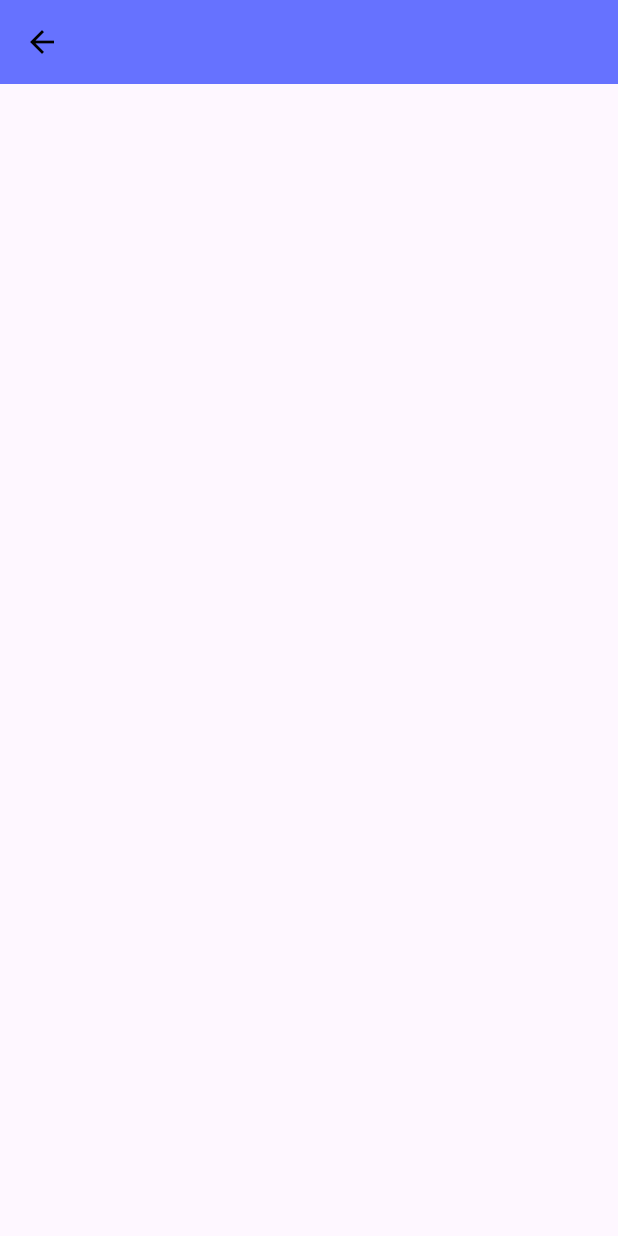
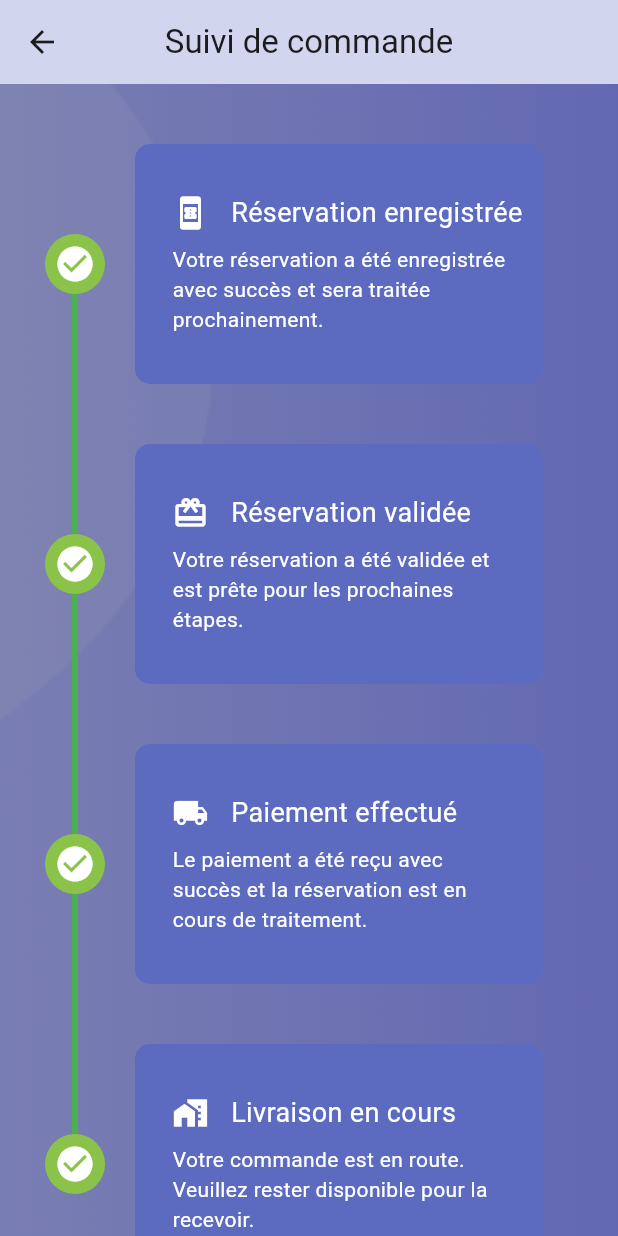
Before and after one commit to TURKEYSTAR/appli_gp, a Flutter app: the TrackingPage screen opened by its route, on a phone screen of 412 x 824 dp. Run offline on Flutter 3.47's test engine with Material 3 defaults, Android fonts, the light colour scheme and no system bars; drawn by our look-alikes of timeline_tile; our stand-ins replace cloud_firestore, country_picker, firebase_auth, firebase_core, firebase_messaging, google_fonts and 5 more; missing offline and left inert: currency_picker, date_format_field, flag, flutter_inappwebview; accounts and stored records are empty; project files that could hold a hidden picture were left out; key blocks and very long unbroken strings in the code were emptied for the run.

Commit message:
la lumière..?

```diff
--- /dev/null
+++ b/lib/models/TimeLineTileUi.dart
@@ -0,0 +1,47 @@
+import 'package:flutter/cupertino.dart';
+import 'package:flutter/material.dart';
+import 'package:timeline_tile/timeline_tile.dart';
+import '../services/EventPath.dart';
+
+class TimeLineTileUI extends StatelessWidget {
+  final bool isFirst;
+  final bool isLast;
+  final bool isPast;
+  final eventChild;
+
+  const TimeLineTileUI({
+    Key? key,
+    required this.isFirst,
+    required this.isLast,
+    required this.isPast,
+    required this.eventChild,
+  }) : super(key: key);
+
+  @override
+  Widget build(BuildContext context) {
+    return SizedBox(
+      height: 200.0,
+      child: TimelineTile(
+        isFirst: isFirst,
+        isLast: isLast,
+        beforeLineStyle: LineStyle(
+          color: isPast ? Colors.green : Color(0xFF9FA8FF), // Muted complement for past/future
+        ),
+        indicatorStyle: IndicatorStyle(
+          width: 40.0,
+          color: isPast ? Colors.lightGreen : Color(0xFF9FA8FF), // Green for completed, blue tint for upcoming
+          iconStyle: IconStyle(
+            iconData: Icons.check_circle,
+            color: isPast ? Colors.white : Colors.green, // White for clarity on green
+          ),
+        ),
+        endChild: Container(
+          child: EventPath(
+            isPast: isPast,
+            childWidget: eventChild,
+          ),
+        ),
+      ),
+    );
+  }
+}
--- a/lib/pages/tracking_page.dart
+++ b/lib/pages/tracking_page.dart
@@ -1,4 +1,6 @@
 import 'package:flutter/material.dart';
+import 'package:timeline_tile/timeline_tile.dart';
+import '../models/TimeLineTileUi.dart';
 
 class TrackingPage extends StatefulWidget {
   const TrackingPage({super.key});
@@ -11,87 +13,144 @@ class _TrackingPageState extends State<TrackingPage> {
   @override
   Widget build(BuildContext context) {
     return Scaffold(
+      backgroundColor: Colors.transparent,
       appBar: AppBar(
-        leading: IconButton(
-          icon: const Icon(Icons.arrow_back, color: Colors.black),
-          onPressed: () {
-            Navigator.pop(context, 1);
-          },
-        ),
+        title: const Text('Suivi de commande'),
         centerTitle: true,
-        title: Text(
-            " ",
-        ),
-        backgroundColor: Color(0xFF6672FF),
+        backgroundColor: Colors.indigo.shade100.withOpacity(0.8),
       ),
-      body: Column(
-
+      body: Stack(
+        children: [
+          // Background Image
+          Positioned.fill(
+            child: Image.asset(
+              'assets/images/top_background.png',
+              fit: BoxFit.cover,
+            ),
+          ),
+          Positioned.fill(
+            child: Container(
+              color: Colors.black.withOpacity(0.3), // Adjust opacity for effect
+            ),
+          ),
+          // Foreground Content
+          SingleChildScrollView(
+            child: Padding(
+              padding: const EdgeInsets.only(left: 30.0, right: 30.0, top: 20.0),
+              child: ListView(
+                shrinkWrap: true,
+                physics: NeverScrollableScrollPhysics(),
+                children: [
+                  TimeLineTileUI(
+                    isFirst: true,
+                    isLast: false,
+                    isPast: true,
+                    eventChild: Column(
+                      mainAxisAlignment: MainAxisAlignment.spaceEvenly,
+                      children: [
+                        Row(
+                          children: [
+                            Icon(Icons.book_online, color: Colors.white),
+                            SizedBox(width: 15.0),
+                            Text(
+                              'Réservation enregistrée',
+                              style: TextStyle(
+                                  fontSize: 18,
+                                  color: Colors.white),
+                            ),
+                          ],
+                        ),
+                        Text(
+                          'Votre réservation a été enregistrée avec succès et sera traitée prochainement.',
+                          style: TextStyle(color: Colors.white),
+                        ),
+                      ],
+                    ),
+                  ),
+                  TimeLineTileUI(
+                    isFirst: false,
+                    isLast: false,
+                    isPast: true,
+                    eventChild: Column(
+                      mainAxisAlignment: MainAxisAlignment.spaceEvenly,
+                      children: [
+                        Row(
+                          children: [
+                            Icon(Icons.card_giftcard, color: Colors.white),
+                            SizedBox(width: 15.0),
+                            Text(
+                              'Réservation validée',
+                              style: TextStyle(
+                                  fontSize: 18,
+                                  color: Colors.white),
+                            ),
+                          ],
+                        ),
+                        Text(
+                          'Votre réservation a été validée et est prête pour les prochaines étapes.',
+                          style: TextStyle(color: Colors.white),
+                        ),
+                      ],
+                    ),
+                  ),
+                  TimeLineTileUI(
+                    isFirst: false,
+                    isLast: false,
+                    isPast: true,
+                    eventChild: Column(
+                      mainAxisAlignment: MainAxisAlignment.spaceEvenly,
+                      children: [
+                        Row(
+                          children: [
+                            Icon(Icons.local_shipping, color: Colors.white),
+                            SizedBox(width: 15.0),
+                            Text(
+                              'Paiement effectué',
+                              style: TextStyle(
+                                  fontSize: 18,
+                                  color: Colors.white),
+                            ),
+                          ],
+                        ),
+                        Text(
+                          'Le paiement a été reçu avec succès et la réservation est en cours de traitement.',
+                          style: TextStyle(color: Colors.white),
+                        ),
+                      ],
+                    ),
+                  ),
+                  TimeLineTileUI(
+                    isFirst: false,
+                    isLast: true,
+                    isPast: true,
+                    eventChild: Column(
+                      mainAxisAlignment: MainAxisAlignment.spaceEvenly,
+                      children: [
+                        Row(
+                          children: [
+                            Icon(Icons.home_work, color: Colors.white),
+                            SizedBox(width: 15.0),
+                            Text(
+                              'Livraison en cours',
+                              style: TextStyle(
+                                  fontSize: 18,
+                                  color: Colors.white),
+                            ),
+                          ],
+                        ),
+                        Text(
+                          'Votre commande est en route. Veuillez rester disponible pour la recevoir.',
+                          style: TextStyle(color: Colors.white),
+                        ),
+                      ],
+                    ),
+                  ),
+                ],
+              ),
+            ),
+          ),
+        ],
       ),
     );
   }
-
-  Widget body() {
-    return Column(
-      crossAxisAlignment: CrossAxisAlignment.start,
-      children: [
-        SizedBox(height: 50),
-        Padding(
-          padding: const EdgeInsets.only(left : 35.0),
-          child: Text(
-            "ID de votre colis :",
-            style: TextStyle(fontSize: 16),
-          ),
-        ),
-        SizedBox(height: 10),
-        Padding(
-          padding: const EdgeInsets.symmetric(horizontal: 30),
-          child: GestureDetector(
-            onTap: () {
-
-            },
-            child: TextField(
-              enabled: false,
-              decoration: InputDecoration(
-                hintText: 'e.g Vtqc45fR23678',
-                contentPadding:
-                EdgeInsets.symmetric(vertical: 0, horizontal: 16),
-                border: OutlineInputBorder(
-                  borderRadius: BorderRadius.circular(20),
-                  borderSide: BorderSide.none,
-                ),
-                fillColor: Colors.white70,
-                filled: true,
-                suffixIcon: Padding(
-                  padding: const EdgeInsets.all(8.0),
-                  child: Image.asset(
-                    'assets/images/search_icon.png',
-                    height: 20,
-                    width: 20,
-                  ),
-                ),
-              ),
-            ),
-          ),
-        ),
-        SizedBox(height: 20),
-        Padding(
-          padding: const EdgeInsets.fromLTRB(35, 2, 31, 0),
-          child: Row(
-            children: [
-              Text(
-                "Résultats: ",
-                style: TextStyle(fontSize: 25),
-              ),
-              Spacer(),
-              Icon(
-                Icons.close,
-                size: 25,
-              )
-            ],
-          ),
-        ),
-        SizedBox(height: 5),
-      ],
-    );
-  }
 }
--- /dev/null
+++ b/lib/services/EventPath.dart
@@ -0,0 +1,26 @@
+import 'package:flutter/cupertino.dart';
+import 'package:flutter/material.dart';
+
+class EventPath extends StatelessWidget {
+  final bool isPast;
+  final childWidget;
+
+  const EventPath({
+    Key? key,
+    required this.isPast,
+    required this.childWidget,
+  }) : super(key: key);
+
+  @override
+  Widget build(BuildContext context) {
+    return Container(
+      decoration: BoxDecoration(
+        color: isPast ? Colors.indigo.shade400 : Colors.indigoAccent, // Darker blue for past, lighter blue for future
+        borderRadius: BorderRadius.circular(10.0),
+      ),
+      padding: EdgeInsets.all(25.0),
+      margin: EdgeInsets.all(20.0),
+      child: childWidget,
+    );
+  }
+}
--- a/pubspec.yaml
+++ b/pubspec.yaml
@@ -42,6 +42,7 @@ dependencies:
   flutter_polyline_points: ^2.1.0
   location: ^7.0.1
   vertical_page_stepper: ^0.0.2
+
   timeline_tile: ^2.0.0
 
 dev_dependencies:
```
Also changed, not shown: lib/pages/detail_notif2.dart (added, +374 -0 lines), lib/pages/home_body.dart (+31 -2 lines).
